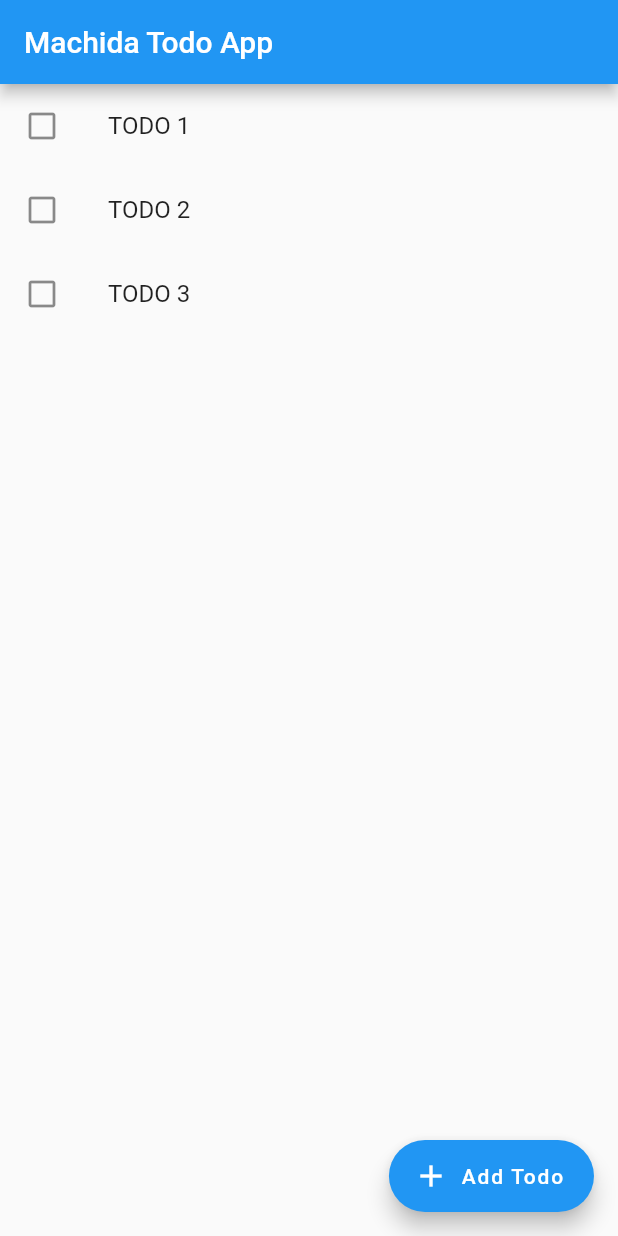
After one commit to k0mach1/flutter_todo_app, a Flutter app: the screen it shows after launch, on a phone screen of 412 x 824 dp. The commit adds this screen. Run offline on Flutter 3.47's test engine with Material 2 defaults, Android fonts, the light colour scheme and no system bars.

Commit message:
separate todo_list as component

```diff
--- a/lib/components/todo_item.dart
+++ b/lib/components/todo_item.dart
@@ -1,4 +1,3 @@
-import 'package:flutter/cupertino.dart';
 import 'package:flutter/material.dart';
 
 class TodoItem extends StatelessWidget {
--- /dev/null
+++ b/lib/components/todo_list.dart
@@ -0,0 +1,21 @@
+import 'package:flutter/material.dart';
+import 'package:flutter_todo_app/components/todo_item.dart';
+
+
+class TodoList extends StatelessWidget {
+  final List<String> todos;
+
+  const TodoList({ Key? key, required this.todos }) : super(key: key);
+
+  @override
+  Widget build(BuildContext context) {
+    return ListView.builder(
+      itemCount: todos.length,
+      itemBuilder: (context, index) {
+        var todo = todos.elementAt(index);
+        return TodoItem(title: todo);
+      },
+    );
+  }
+
+}
```
Also changed, not shown: lib/pages/home_page.dart (+4 -11 lines).
